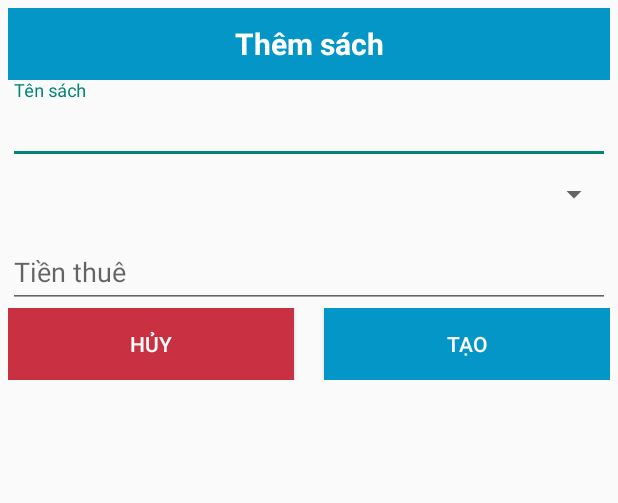
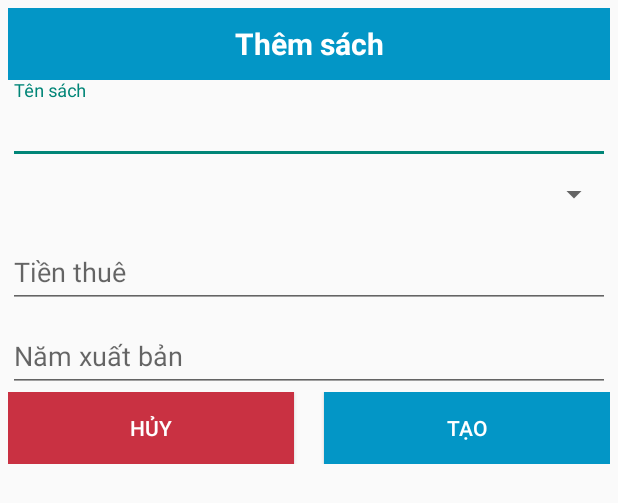
Before and after one commit to huann305/ASM_DuAnMau, an Android app: the layout dialog_them_sach.xml on its own in the app's theme, with its tools: preview values and no code run, on a phone screen of 412 x 824 dp. Shown: the top 503 px of the screen. Run offline under Robolectric (Android 15) with nearby library versions, the phone set to English and light mode, and no system bars.

```diff
--- a/app/src/main/java/com/example/asm_duanmau/adapter/PhieuMuonAdapter.java
+++ b/app/src/main/java/com/example/asm_duanmau/adapter/PhieuMuonAdapter.java
@@ -36,7 +36,6 @@ import com.example.asm_duanmau.model.ThuThu;
 
 import java.text.ParseException;
 import java.text.SimpleDateFormat;
-import java.util.Date;
 import java.util.List;
 
 public class PhieuMuonAdapter extends RecyclerView.Adapter<PhieuMuonAdapter.PhieuMuonViewHolder> {
@@ -125,7 +124,7 @@ public class PhieuMuonAdapter extends RecyclerView.Adapter<PhieuMuonAdapter.Phie
                 TextView tvNgayMuon = dialog.findViewById(R.id.tv_ngay_muon);
                 Spinner spnThanhVien = dialog.findViewById(R.id.spn_thanh_vien);
                 Spinner spnSach = dialog.findViewById(R.id.spn_ten_sach);
-                TextView tvTienThue = dialog.findViewById(R.id.tv_tien_thue);
+                TextView tvTienThue = dialog.findViewById(R.id.edt_tien_thue);
                 CheckBox checkBox = dialog.findViewById(R.id.cbDaTraSach);
 
                 checkBox.setVisibility(View.VISIBLE);
@@ -243,7 +242,7 @@ public class PhieuMuonAdapter extends RecyclerView.Adapter<PhieuMuonAdapter.Phie
             tvThanhVien = itemView.findViewById(R.id.tv_thanh_vien);
             tvThuThu = itemView.findViewById(R.id.tv_thu_thu);
             tvTenSach = itemView.findViewById(R.id.tv_ten_sach);
-            tvTienThue = itemView.findViewById(R.id.tv_tien_thue);
+            tvTienThue = itemView.findViewById(R.id.edt_tien_thue);
             tvDaTraSach = itemView.findViewById(R.id.tv_da_tra_sach);
             tvvNgayMuon = itemView.findViewById(R.id.tv_ngay_muon);
             btnDelete = itemView.findViewById(R.id.btn_delete);
--- a/app/src/main/java/com/example/asm_duanmau/dao/SachDAO.java
+++ b/app/src/main/java/com/example/asm_duanmau/dao/SachDAO.java
@@ -46,6 +46,7 @@ public class SachDAO {
         contentValues.put("tenSach", obj.getTenSach());
         contentValues.put("giaThue", obj.getGiaThue());
         contentValues.put("maLoai", obj.getMaLoai());
+        contentValues.put("namXuatBan", obj.getNamXuatBan());
 
         database.setTransactionSuccessful();
         database.endTransaction();
@@ -63,6 +64,7 @@ public class SachDAO {
         contentValues.put("tenSach", obj.getTenSach());
         contentValues.put("giaThue", obj.getGiaThue());
         contentValues.put("maLoai", obj.getMaLoai());
+        contentValues.put("namXuatBan", obj.getNamXuatBan());
 
         database.setTransactionSuccessful();
         database.endTransaction();
@@ -88,7 +90,7 @@ public class SachDAO {
 
         Cursor c = db.rawQuery(sql, selectionArgs);
         while (c.moveToNext()) {
-            list.add(new Sach(c.getInt(0), c.getString(1), c.getInt(2), c.getInt(3)));
+            list.add(new Sach(c.getInt(0), c.getString(1), c.getInt(2), c.getInt(3), c.getInt(4)));
         }
 
         return list;
--- a/app/src/main/java/com/example/asm_duanmau/ui/quanlyphieumuon/QuanLyPhieuMuonFragment.java
+++ b/app/src/main/java/com/example/asm_duanmau/ui/quanlyphieumuon/QuanLyPhieuMuonFragment.java
@@ -71,7 +71,7 @@ public class QuanLyPhieuMuonFragment extends Fragment {
                 TextView tvNgayMuon = dialog.findViewById(R.id.tv_ngay_muon);
                 Spinner spnThanhVien = dialog.findViewById(R.id.spn_thanh_vien);
                 Spinner spnSach = dialog.findViewById(R.id.spn_ten_sach);
-                TextView tvTienThue = dialog.findViewById(R.id.tv_tien_thue);
+                TextView tvTienThue = dialog.findViewById(R.id.edt_tien_thue);
                 Button btnHuy = dialog.findViewById(R.id.btn_huy);
                 Button btnTao = dialog.findViewById(R.id.btn_them);
 
--- a/app/src/main/res/layout/dialog_them_phieu_muon.xml
+++ b/app/src/main/res/layout/dialog_them_phieu_muon.xml
@@ -60,7 +60,7 @@
         android:gravity="center"
         android:text="Tiên thuê: 1000"
         android:textColor="@color/black"
-        android:id="@+id/tv_tien_thue"
+        android:id="@+id/edt_tien_thue"
         />
 
     <CheckBox
--- a/app/src/main/res/layout/dialog_them_sach.xml
+++ b/app/src/main/res/layout/dialog_them_sach.xml
@@ -38,7 +38,17 @@
         <com.google.android.material.textfield.TextInputEditText
             android:layout_width="match_parent"
             android:layout_height="wrap_content"
-            android:id="@+id/tv_tien_thue"/>
+            android:id="@+id/edt_tien_thue"/>
+    </com.google.android.material.textfield.TextInputLayout>
+
+    <com.google.android.material.textfield.TextInputLayout
+        android:layout_width="match_parent"
+        android:layout_height="wrap_content"
+        android:hint="Năm xuất bản">
+        <com.google.android.material.textfield.TextInputEditText
+            android:layout_width="match_parent"
+            android:layout_height="wrap_content"
+            android:id="@+id/edt_nam_xuat_ban"/>
     </com.google.android.material.textfield.TextInputLayout>
 
     <LinearLayout
--- a/app/src/main/res/layout/item_quan_ly_phieu_muon.xml
+++ b/app/src/main/res/layout/item_quan_ly_phieu_muon.xml
@@ -40,7 +40,7 @@
                 android:layout_height="wrap_content"
                 android:text="Tiền thuê: 10000"
                 android:layout_below="@+id/tv_ten_sach"
-                android:id="@+id/tv_tien_thue"/>
+                android:id="@+id/edt_tien_thue"/>
         </RelativeLayout>
         <RelativeLayout
             android:layout_width="wrap_content"
```
Also changed, not shown: app/src/main/java/com/example/asm_duanmau/adapter/SachAdapter.java (+15 -5 lines), app/src/main/java/com/example/asm_duanmau/database/DbHelper.java (+9 -8 lines), app/src/main/java/com/example/asm_duanmau/model/Sach.java (+11 -1 lines), app/src/main/java/com/example/asm_duanmau/ui/quanlysach/QuanLySachFragment.java (+6 -3 lines), app/src/main/res/layout/item_quan_ly_sach.xml (+7 -1 lines).
